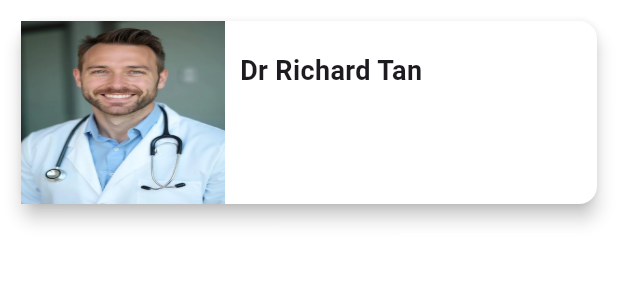
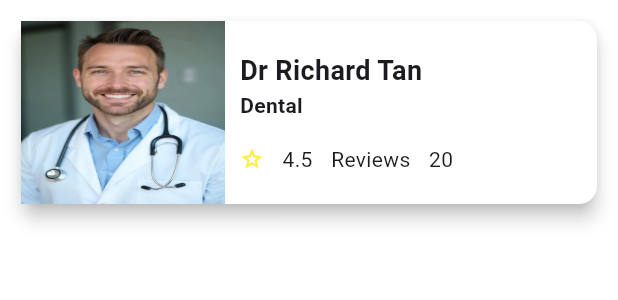
Before and after one commit to natanmuletahunde/DR-Apponitment_app, a Flutter app: the DoctorCard widget shown alone on an empty page, opened directly, on a phone screen of 412 x 824 dp. Shown: the top 300 px of the screen. Run offline on Flutter 3.47's test engine with Material 3 defaults, Android fonts, the phone set to English and light mode, and no system bars; our stand-ins replace font_awesome_flutter.

```diff
--- a/lib/components/doctor_card.dart
+++ b/lib/components/doctor_card.dart
@@ -39,7 +39,29 @@ class _DoctorCardState extends State<DoctorCard> {
                   style: TextStyle(
                     fontSize: 18,
                     fontWeight:FontWeight.bold,
+                  )
                   ),
+                 Text(
+                  'Dental',
+                  style: TextStyle(
+                    fontSize: 14,
+                    fontWeight:FontWeight.bold,
+                  ),
+
+                ),
+                Spacer(),
+                Row(
+                   mainAxisAlignment: MainAxisAlignment.start,
+                   children:<Widget>[
+                    Icon(Icons.star_border,color: Colors.yellow, size: 16,),
+                    Spacer(flex: 1),
+                    Text( '4.5'),
+                    Spacer(flex: 1,),
+                    Text('Reviews'),
+                    Spacer(flex: 1,),
+                    Text('20'),
+                     Spacer(flex: 7,)
+                   ],
                 )
               ],
             ),
@@ -49,6 +71,7 @@ class _DoctorCardState extends State<DoctorCard> {
            ],
           ),
         ),
+        onTap: (){}// redirect to doctor details
       ),
     );
   }
```
